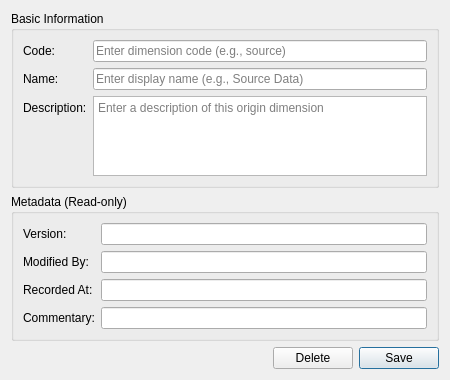
OreStudio/OreStudio, file projects/ores.qt/ui/OriginDimensionDetailDialog.ui: the form before one commit.
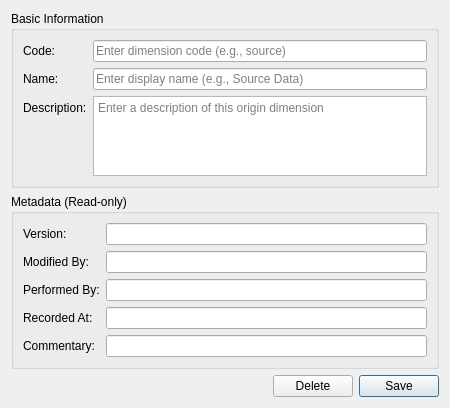
The form after the commit.

Commit message:
[qt] Add Performed By field to remaining detail dialogs
Adds read-only performedByEdit to the metadata section of 13 detail
dialogs that were missing it: Currency, Country, BusinessCentre,
ChangeReason, ChangeReasonCategory, Account, Role, Tenant, TenantType,
FeatureFlag, DatasetBundle, NatureDimension, OriginDimension.

What changed in the file:
```diff
--- a/projects/ores.qt/ui/OriginDimensionDetailDialog.ui
+++ b/projects/ores.qt/ui/OriginDimensionDetailDialog.ui
@@ -124,27 +124,42 @@
        </widget>
       </item>
       <item row="2" column="0">
+       <widget class="QLabel" name="labelPerformedBy">
+        <property name="text">
+         <string>Performed By:</string>
+        </property>
+       </widget>
+      </item>
+      <item row="2" column="1">
+       <widget class="QLineEdit" name="performedByEdit">
+        <property name="readOnly">
+         <bool>true</bool>
+        </property>
+       </widget>
+      </item>
+
+      <item row="3" column="0">
        <widget class="QLabel" name="labelRecordedAt">
         <property name="text">
          <string>Recorded At:</string>
         </property>
        </widget>
       </item>
-      <item row="2" column="1">
+      <item row="3" column="1">
        <widget class="QLineEdit" name="recordedAtEdit">
         <property name="readOnly">
          <bool>true</bool>
         </property>
        </widget>
       </item>
-      <item row="3" column="0">
+      <item row="4" column="0">
        <widget class="QLabel" name="labelCommentary">
         <property name="text">
          <string>Commentary:</string>
         </property>
        </widget>
       </item>
-      <item row="3" column="1">
+      <item row="4" column="1">
        <widget class="QLineEdit" name="commentaryEdit">
         <property name="readOnly">
          <bool>true</bool>
```
The commit also changes 26 other files.
